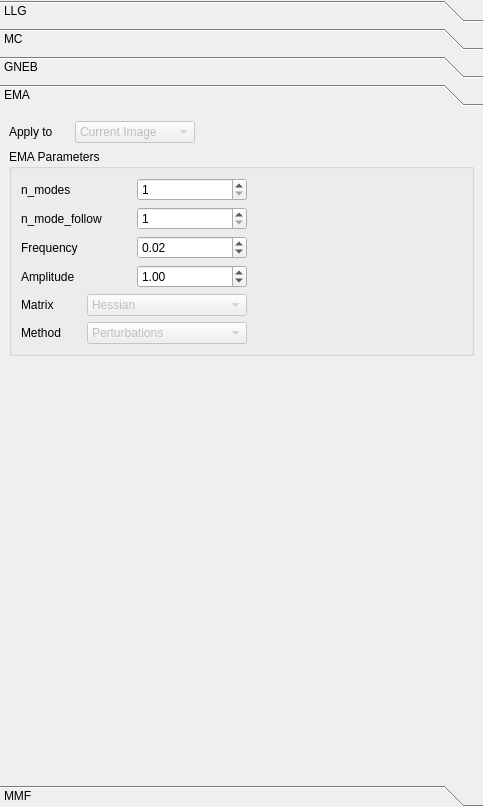
Before: the Qt Designer form ui-cpp/ui/ParametersWidget.ui in spirit-code/spirit, drawn with Qt 5.
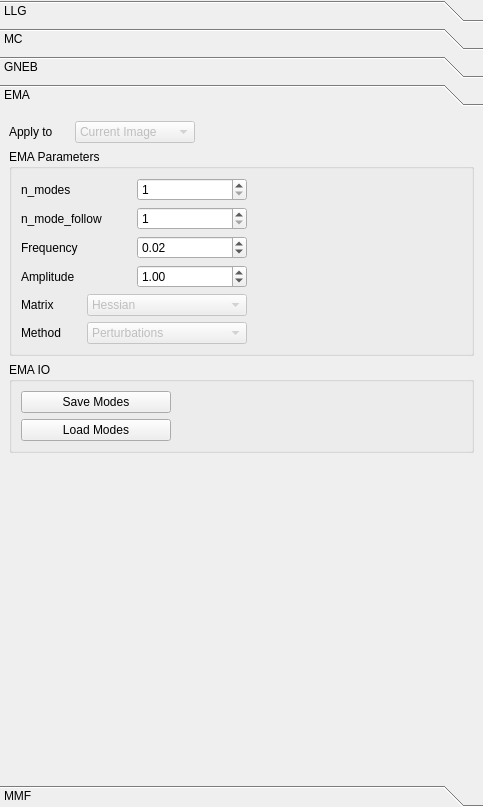
After: the same form once the commit is applied. The open tabs and pages were chosen to show the change.

Commit message: Added buttons for saving and loading modes in EMA parameters widget

Patch:
```diff
--- a/ui-cpp/ui/ParametersWidget.ui
+++ b/ui-cpp/ui/ParametersWidget.ui
@@ -1614,13 +1614,55 @@
             <x>0</x>
             <y>0</y>
             <width>483</width>
-            <height>637</height>
+            <height>652</height>
            </rect>
           </property>
           <attribute name="label">
            <string>EMA</string>
           </attribute>
           <layout class="QGridLayout" name="gridLayout_18">
+           <item row="4" column="1">
+            <widget class="QGroupBox" name="groupBox_8">
+             <property name="title">
+              <string>EMA IO</string>
+             </property>
+             <layout class="QGridLayout" name="gridLayout_30">
+              <item row="0" column="0">
+               <widget class="QPushButton" name="pushButton_SaveModes">
+                <property name="minimumSize">
+                 <size>
+                  <width>150</width>
+                  <height>0</height>
+                 </size>
+                </property>
+                <property name="text">
+                 <string>Save Modes</string>
+                </property>
+               </widget>
+              </item>
+              <item row="2" column="0">
+               <widget class="QPushButton" name="pushButton_LoadModes">
+                <property name="text">
+                 <string>Load Modes</string>
+                </property>
+               </widget>
+              </item>
+              <item row="0" column="1">
+               <spacer name="horizontalSpacer_14">
+                <property name="orientation">
+                 <enum>Qt::Horizontal</enum>
+                </property>
+                <property name="sizeHint" stdset="0">
+                 <size>
+                  <width>40</width>
+                  <height>20</height>
+                 </size>
+                </property>
+               </spacer>
+              </item>
+             </layout>
+            </widget>
+           </item>
            <item row="0" column="1">
             <layout class="QGridLayout" name="gridLayout_19">
              <item row="1" column="1">
@@ -1859,7 +1901,7 @@
              </layout>
             </widget>
            </item>
-           <item row="3" column="1">
+           <item row="11" column="1">
             <spacer name="verticalSpacer_6">
              <property name="orientation">
               <enum>Qt::Vertical</enum>
```
Left out of the diff: 12 changed lines with no effect on the pictures. The commit also changes 2 other files.
